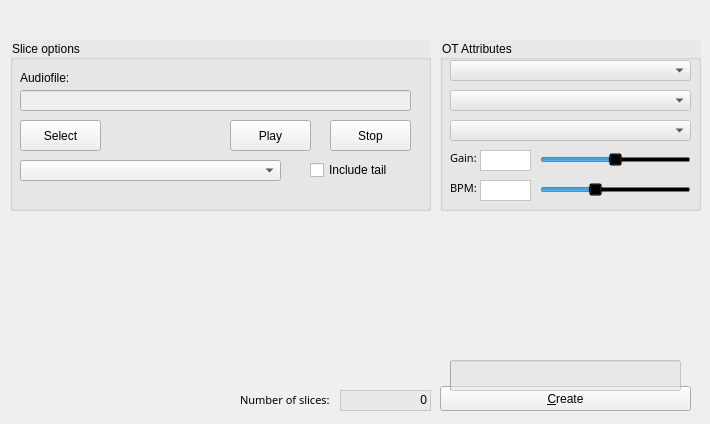
Old version of the form tabstepswidget.ui in the repository KaiDrange/OctaChainer.
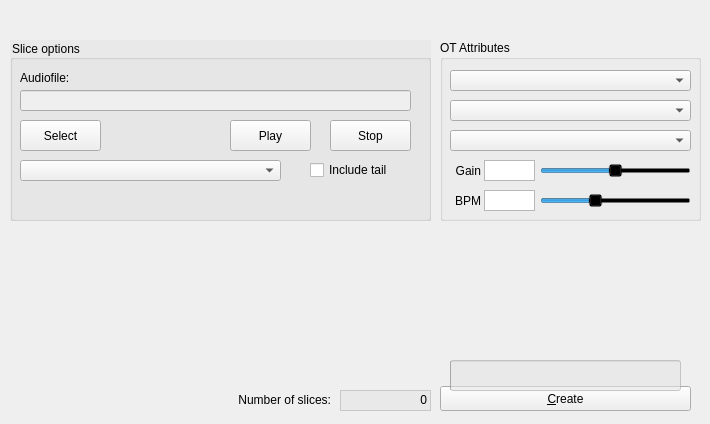
New version of the form.

Commit message:
Remove remaining references to Yamaha font
This makes the app start ~400ms faster because Qt doesn't need to scan
all fonts to find a replacement for this font. Also fixes label & slider
alignment and makes the system appearance work for .ot file settings.

Patch:
```diff
--- a/tabstepswidget.ui
+++ b/tabstepswidget.ui
@@ -77,11 +77,11 @@
      <x>440</x>
      <y>40</y>
      <width>261</width>
-     <height>171</height>
+     <height>181</height>
     </rect>
    </property>
    <property name="styleSheet">
-    <string notr="true">background-color: rgba(230, 230, 230, 150);</string>
+    <string notr="true"/>
    </property>
    <property name="title">
     <string>OT Attributes</string>
@@ -90,9 +90,9 @@
     <property name="geometry">
      <rect>
       <x>100</x>
-      <y>110</y>
+      <y>120</y>
       <width>151</width>
-      <height>20</height>
+      <height>21</height>
      </rect>
     </property>
     <property name="styleSheet">
@@ -121,20 +121,11 @@
     <property name="geometry">
      <rect>
       <x>10</x>
-      <y>110</y>
-      <width>71</width>
-      <height>16</height>
+      <y>120</y>
+      <width>31</width>
+      <height>21</height>
      </rect>
     </property>
-    <property name="font">
-     <font>
-      <family>Yamaha EBM8 Regular</family>
-      <pointsize>8</pointsize>
-      <weight>50</weight>
-      <italic>false</italic>
-      <bold>false</bold>
-     </font>
-    </property>
     <property name="autoFillBackground">
      <bool>false</bool>
     </property>
@@ -142,27 +133,21 @@
      <string notr="true">background-color: rgba(0, 0, 0, 0);</string>
     </property>
     <property name="text">
-     <string>Gain:</string>
+     <string>Gain</string>
+    </property>
+    <property name="alignment">
+     <set>Qt::AlignRight|Qt::AlignTrailing|Qt::AlignVCenter</set>
     </property>
    </widget>
    <widget class="QLabel" name="lblBPM">
     <property name="geometry">
      <rect>
       <x>10</x>
-      <y>140</y>
-      <width>71</width>
-      <height>16</height>
+      <y>150</y>
+      <width>31</width>
+      <height>21</height>
      </rect>
     </property>
-    <property name="font">
-     <font>
-      <family>Yamaha EBM8 Regular</family>
-      <pointsize>8</pointsize>
-      <weight>50</weight>
-      <italic>false</italic>
-      <bold>false</bold>
-     </font>
-    </property>
     <property name="autoFillBackground">
      <bool>false</bool>
     </property>
@@ -170,16 +155,19 @@
      <string notr="true">background-color: rgba(0, 0, 0, 0);</string>
     </property>
     <property name="text">
-     <string>BPM:</string>
+     <string>BPM</string>
+    </property>
+    <property name="alignment">
+     <set>Qt::AlignRight|Qt::AlignTrailing|Qt::AlignVCenter</set>
     </property>
    </widget>
    <widget class="QSlider" name="sliderBPM">
     <property name="geometry">
      <rect>
       <x>100</x>
-      <y>140</y>
+      <y>150</y>
       <width>151</width>
-      <height>20</height>
+      <height>21</height>
      </rect>
     </property>
     <property name="styleSheet">
@@ -213,14 +201,14 @@
    <widget class="QPlainTextEdit" name="txtGainValue">
     <property name="geometry">
      <rect>
-      <x>40</x>
-      <y>110</y>
+      <x>44</x>
+      <y>120</y>
       <width>51</width>
       <height>21</height>
      </rect>
     </property>
     <property name="styleSheet">
-     <string notr="true">background-color: rgb(255, 255, 255);</string>
+     <string notr="true"/>
     </property>
     <property name="verticalScrollBarPolicy">
      <enum>Qt::ScrollBarAlwaysOff</enum>
@@ -232,14 +220,14 @@
    <widget class="QPlainTextEdit" name="txtBPMValue">
     <property name="geometry">
      <rect>
-      <x>40</x>
-      <y>140</y>
+      <x>44</x>
+      <y>150</y>
       <width>51</width>
       <height>21</height>
      </rect>
     </property>
     <property name="styleSheet">
-     <string notr="true">background-color: rgb(255, 255, 255);</string>
+     <string notr="true"/>
     </property>
     <property name="verticalScrollBarPolicy">
      <enum>Qt::ScrollBarAlwaysOff</enum>
@@ -252,7 +240,7 @@
     <property name="geometry">
      <rect>
       <x>10</x>
-      <y>80</y>
+      <y>90</y>
       <width>241</width>
       <height>21</height>
      </rect>
@@ -262,7 +250,7 @@
     <property name="geometry">
      <rect>
       <x>10</x>
-      <y>50</y>
+      <y>60</y>
       <width>241</width>
       <height>21</height>
      </rect>
@@ -272,7 +260,7 @@
     <property name="geometry">
      <rect>
       <x>10</x>
-      <y>20</y>
+      <y>30</y>
       <width>241</width>
       <height>21</height>
      </rect>
@@ -382,7 +370,7 @@
      <x>10</x>
      <y>40</y>
      <width>421</width>
-     <height>171</height>
+     <height>181</height>
     </rect>
    </property>
    <property name="styleSheet">
@@ -395,21 +383,12 @@
   <widget class="QLabel" name="lblSliceCountText">
    <property name="geometry">
     <rect>
-     <x>240</x>
+     <x>110</x>
      <y>390</y>
-     <width>91</width>
+     <width>221</width>
      <height>20</height>
     </rect>
    </property>
-   <property name="font">
-    <font>
-     <family>Yamaha EBM8 Regular</family>
-     <pointsize>8</pointsize>
-     <weight>50</weight>
-     <italic>false</italic>
-     <bold>false</bold>
-    </font>
-   </property>
    <property name="autoFillBackground">
     <bool>false</bool>
    </property>
@@ -419,6 +398,9 @@
    <property name="text">
     <string>Number of slices:</string>
    </property>
+   <property name="alignment">
+    <set>Qt::AlignRight|Qt::AlignTrailing|Qt::AlignVCenter</set>
+   </property>
   </widget>
   <zorder>groupBox_5</zorder>
   <zorder>dropSlicePerSteps</zorder>
```
The commit also changes 3 other files.
